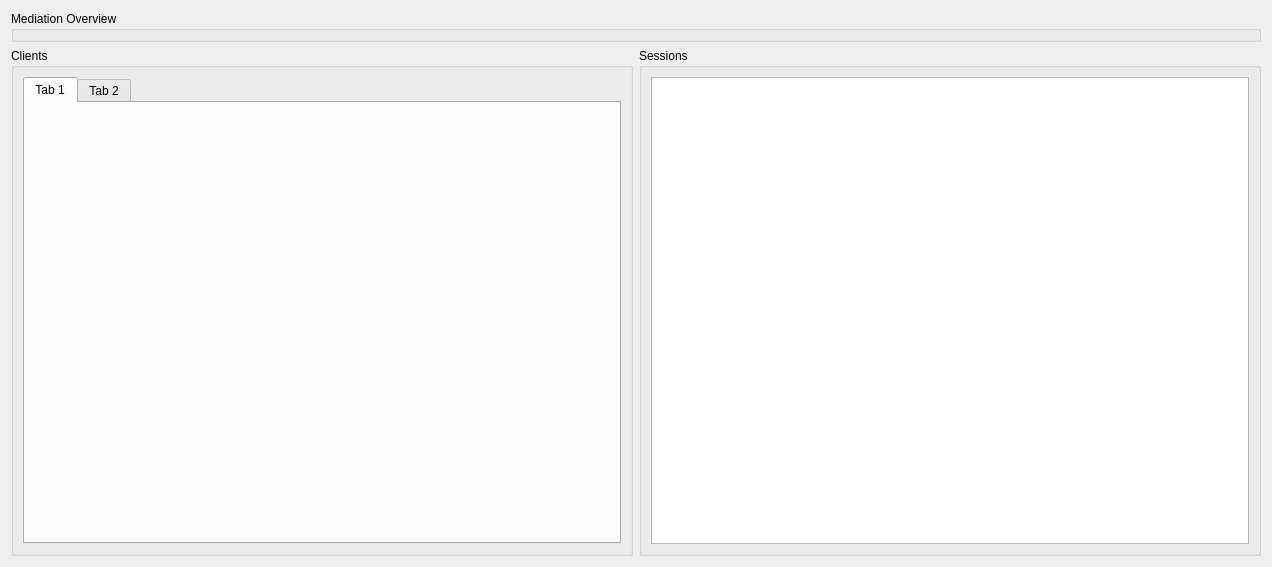
Qt form drc/gui/mediationprocessview.ui (lansdon/cpts483_drc) before a commit.
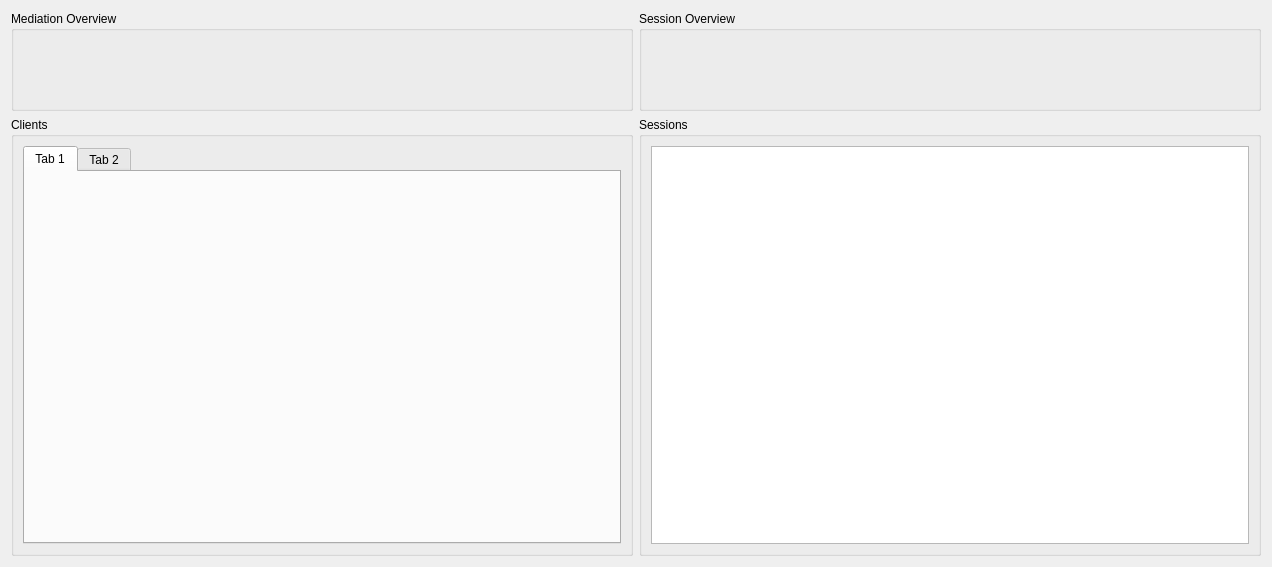
The same form after that commit.

Commit message: session overview added, and some helper functions in mediation session

What changed in the file:
```diff
--- a/drc/gui/mediationprocessview.ui
+++ b/drc/gui/mediationprocessview.ui
@@ -27,7 +27,15 @@
   </property>
   <layout class="QVBoxLayout" name="verticalLayout">
    <item>
+    <layout class="QHBoxLayout" name="horizontalLayout_2">
+     <item>
     <widget class="QGroupBox" name="overviewContainer">
+       <property name="minimumSize">
+        <size>
+         <width>0</width>
+         <height>100</height>
+        </size>
+       </property>
      <property name="maximumSize">
       <size>
        <width>16777215</width>
@@ -38,6 +46,20 @@
       <string>Mediation Overview</string>
      </property>
     </widget>
+     </item>
+     <item>
+      <widget class="QGroupBox" name="sessionOverviewGroupBox">
+       <property name="title">
+        <string>Session Overview</string>
+       </property>
+       <layout class="QHBoxLayout" name="horizontalLayout_3">
+        <item>
+         <widget class="QWidget" name="sessionOverviewContainer" native="true"/>
+        </item>
+       </layout>
+      </widget>
+     </item>
+    </layout>
    </item>
    <item>
     <layout class="QHBoxLayout" name="horizontalLayout">
```
Lines whose indentation alone changed are shown as unchanged. The commit also changes 8 other files.
